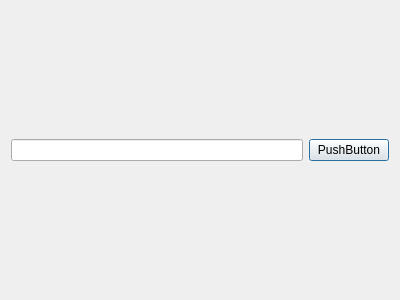
First picture: the form in dialogaddtopic.ui, repository Specter-13/icp-mqtt-project, before the edit.
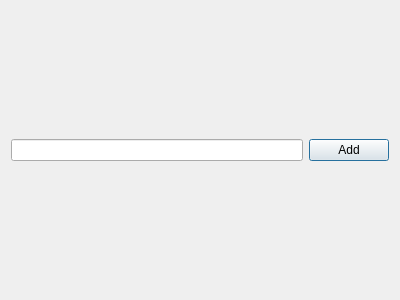
Second picture: the form after the edit.

The edit to the form file:
```diff
--- a/dialogaddtopic.ui
+++ b/dialogaddtopic.ui
@@ -26,7 +26,7 @@
    <item>
     <widget class="QPushButton" name="addButton">
      <property name="text">
-      <string>PushButton</string>
+      <string>Add</string>
      </property>
     </widget>
    </item>
```
